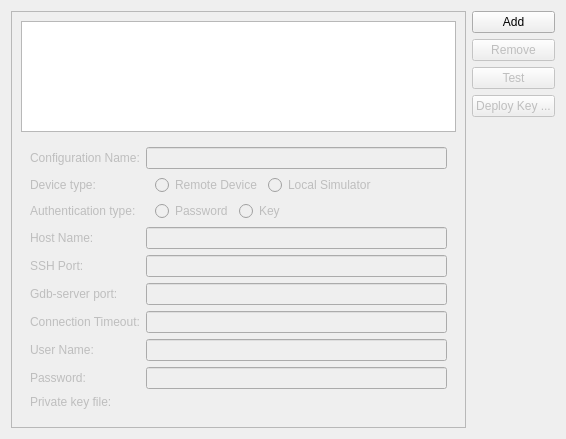
Before: the Qt Designer form src/plugins/qt4projectmanager/qt-maemo/maemosettingswidget.ui in qt-creator/qt-creator, drawn with Qt 5.
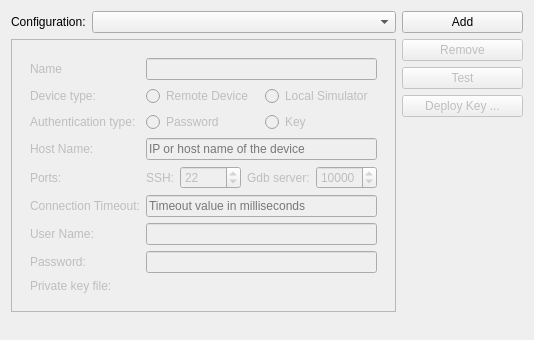
After: the same form once the commit is applied. Custom widgets are drawn as their Qt base class.

Commit message:
Change the behavior of the Maemo settings widget
- Remove ListView by ComboBox. Uses less space
- Ports are now spinboxes, to allow for better input validation

What changed in the file:
```diff
--- a/src/plugins/qt4projectmanager/qt-maemo/maemosettingswidget.ui
+++ b/src/plugins/qt4projectmanager/qt-maemo/maemosettingswidget.ui
@@ -6,15 +6,93 @@
    <rect>
     <x>0</x>
     <y>0</y>
-    <width>566</width>
-    <height>439</height>
+    <width>534</width>
+    <height>340</height>
    </rect>
   </property>
   <property name="windowTitle">
    <string>Maemo Device Configurations</string>
   </property>
-  <layout class="QHBoxLayout" name="horizontalLayout">
-   <item>
+  <layout class="QGridLayout" name="gridLayout">
+   <item row="0" column="0" colspan="2">
+    <layout class="QFormLayout" name="formLayout">
+     <item row="0" column="0">
+      <widget class="QLabel" name="label">
+       <property name="text">
+        <string>Configuration:</string>
+       </property>
+      </widget>
+     </item>
+     <item row="0" column="1">
+      <widget class="QComboBox" name="configurationComboBox">
+       <property name="sizePolicy">
+        <sizepolicy hsizetype="MinimumExpanding" vsizetype="Fixed">
+         <horstretch>0</horstretch>
+         <verstretch>0</verstretch>
+        </sizepolicy>
+       </property>
+       <property name="editable">
+        <bool>false</bool>
+       </property>
+      </widget>
+     </item>
+    </layout>
+   </item>
+   <item row="0" column="2" rowspan="2">
+    <layout class="QVBoxLayout" name="verticalLayout">
+     <item>
+      <widget class="QPushButton" name="addConfigButton">
+       <property name="text">
+        <string>Add</string>
+       </property>
+      </widget>
+     </item>
+     <item>
+      <widget class="QPushButton" name="removeConfigButton">
+       <property name="enabled">
+        <bool>false</bool>
+       </property>
+       <property name="text">
+        <string>Remove</string>
+       </property>
+      </widget>
+     </item>
+     <item>
+      <widget class="QPushButton" name="testConfigButton">
+       <property name="enabled">
+        <bool>false</bool>
+       </property>
+       <property name="text">
+        <string>Test</string>
+       </property>
+      </widget>
+     </item>
+     <item>
+      <widget class="QPushButton" name="deployKeyButton">
+       <property name="enabled">
+        <bool>false</bool>
+       </property>
+       <property name="text">
+        <string>Deploy Key ...</string>
+       </property>
+      </widget>
+     </item>
+     <item>
+      <spacer name="verticalSpacer">
+       <property name="orientation">
+        <enum>Qt::Vertical</enum>
+       </property>
+       <property name="sizeHint" stdset="0">
+        <size>
+         <width>20</width>
+         <height>40</height>
+        </size>
+       </property>
+      </spacer>
+     </item>
+    </layout>
+   </item>
+   <item row="1" column="0" colspan="2">
     <widget class="QFrame" name="frame">
      <property name="frameShape">
       <enum>QFrame::StyledPanel</enum>
@@ -23,22 +101,22 @@
       <enum>QFrame::Raised</enum>
      </property>
      <layout class="QVBoxLayout" name="verticalLayout_2">
-      <item>
-       <widget class="QListWidget" name="configListWidget"/>
-      </item>
       <item>
        <widget class="QWidget" name="detailsWidget" native="true">
         <property name="enabled">
          <bool>false</bool>
         </property>
-        <layout class="QFormLayout" name="formLayout">
-         <property name="fieldGrowthPolicy">
-          <enum>QFormLayout::ExpandingFieldsGrow</enum>
-         </property>
+        <property name="sizePolicy">
+         <sizepolicy hsizetype="Preferred" vsizetype="MinimumExpanding">
+          <horstretch>0</horstretch>
+          <verstretch>0</verstretch>
+         </sizepolicy>
+        </property>
+        <layout class="QFormLayout" name="formLayout_2">
          <item row="0" column="0">
-          <widget class="QLabel" name="label">
+          <widget class="QLabel" name="deviceTypeLabel_2">
            <property name="text">
-            <string>Configuration Name:</string>
+            <string>Name</string>
            </property>
           </widget>
          </item>
@@ -55,10 +133,7 @@
          <item row="1" column="1">
           <widget class="QWidget" name="deviceTypeButtonsWidget" native="true">
            <layout class="QHBoxLayout" name="horizontalLayout_2">
-            <property name="topMargin">
-             <number>0</number>
-            </property>
-            <property name="bottomMargin">
+            <property name="margin">
              <number>0</number>
             </property>
             <item>
@@ -88,10 +163,7 @@
          <item row="2" column="1">
           <widget class="QWidget" name="authTypeButtonsWidget" native="true">
            <layout class="QHBoxLayout" name="horizontalLayout_3">
-            <property name="topMargin">
-             <number>0</number>
-            </property>
-            <property name="bottomMargin">
+            <property name="margin">
              <number>0</number>
             </property>
             <item>
@@ -119,131 +191,126 @@
           </widget>
          </item>
          <item row="3" column="1">
-          <widget class="QLineEdit" name="hostLineEdit"/>
+          <widget class="QLineEdit" name="hostLineEdit">
+           <property name="placeholderText">
+            <string>IP or host name of the device</string>
+           </property>
+          </widget>
          </item>
          <item row="4" column="0">
           <widget class="QLabel" name="label_4">
            <property name="text">
-            <string>SSH Port:</string>
+            <string>Ports:</string>
            </property>
           </widget>
          </item>
          <item row="4" column="1">
-          <widget class="QLineEdit" name="sshPortLineEdit"/>
+          <layout class="QHBoxLayout" name="horizontalLayout_4">
+           <item>
+            <widget class="QLabel" name="label_7">
+             <property name="text">
+              <string>SSH:</string>
+             </property>
+            </widget>
+           </item>
+           <item>
+            <widget class="QSpinBox" name="sshPortSpinBox">
+             <property name="minimum">
+              <number>0</number>
+             </property>
+             <property name="maximum">
+              <number>65535</number>
+             </property>
+             <property name="value">
+              <number>22</number>
+             </property>
+            </widget>
+           </item>
+           <item>
+            <widget class="QLabel" name="label_2">
+             <property name="text">
+              <string>Gdb server:</string>
+             </property>
+            </widget>
+           </item>
+           <item>
+            <widget class="QSpinBox" name="gdbServerPortSpinBox">
+             <property name="maximum">
+              <number>65535</number>
+             </property>
+             <property name="value">
+              <number>10000</number>
+             </property>
+            </widget>
+           </item>
+          </layout>
          </item>
-         <item row="6" column="0">
+         <item row="5" column="0">
           <widget class="QLabel" name="label_5">
            <property name="text">
             <string>Connection Timeout:</string>
            </property>
           </widget>
          </item>
-         <item row="6" column="1">
-          <widget class="QLineEdit" name="timeoutLineEdit"/>
+         <item row="5" column="1">
+          <widget class="QLineEdit" name="timeoutLineEdit">
+           <property name="placeholderText">
+            <string>Timeout value in milliseconds</string>
+           </property>
+          </widget>
          </item>
-         <item row="7" column="0">
+         <item row="6" column="0">
           <widget class="QLabel" name="label_6">
            <property name="text">
             <string>User Name:</string>
            </property>
           </widget>
          </item>
-         <item row="7" column="1">
+         <item row="6" column="1">
           <widget class="QLineEdit" name="userLineEdit"/>
          </item>
-         <item row="8" column="0">
+         <item row="7" column="0">
           <widget class="QLabel" name="passwordLabel">
            <property name="text">
             <string>Password:</string>
            </property>
           </widget>
          </item>
-         <item row="8" column="1">
+         <item row="7" column="1">
           <widget class="QLineEdit" name="pwdLineEdit">
            <property name="echoMode">
             <enum>QLineEdit::Password</enum>
            </property>
           </widget>
          </item>
-         <item row="9" column="0">
+         <item row="8" column="0">
           <widget class="QLabel" name="keyLabel">
            <property name="text">
             <string>Private key file:</string>
            </property>
           </widget>
          </item>
-         <item row="9" column="1">
+         <item row="8" column="1">
           <widget class="Utils::PathChooser" name="keyFileLineEdit" native="true"/>
          </item>
-         <item row="5" column="0">
-          <widget class="QLabel" name="gdbServerPortLabel">
-           <property name="text">
-            <string>Gdb-server port:</string>
-           </property>
-          </widget>
-         </item>
-         <item row="5" column="1">
-          <widget class="QLineEdit" name="gdbServerPortLineEdit"/>
-         </item>
         </layout>
        </widget>
       </item>
      </layout>
     </widget>
    </item>
-   <item>
-    <layout class="QVBoxLayout" name="verticalLayout">
-     <item>
-      <widget class="QPushButton" name="addConfigButton">
-       <property name="text">
-        <string>Add</string>
-       </property>
-      </widget>
-     </item>
-     <item>
-      <widget class="QPushButton" name="removeConfigButton">
-       <property name="enabled">
-        <bool>false</bool>
-       </property>
-       <property name="text">
-        <string>Remove</string>
-       </property>
-      </widget>
-     </item>
-     <item>
-      <widget class="QPushButton" name="testConfigButton">
-       <property name="enabled">
-        <bool>false</bool>
-       </property>
-       <property name="text">
-        <string>Test</string>
-       </property>
-      </widget>
-     </item>
-     <item>
-      <widget class="QPushButton" name="deployKeyButton">
-       <property name="enabled">
-        <bool>false</bool>
-       </property>
-       <property name="text">
-        <string>Deploy Key ...</string>
-       </property>
-      </widget>
-     </item>
-     <item>
-      <spacer name="verticalSpacer">
-       <property name="orientation">
-        <enum>Qt::Vertical</enum>
-       </property>
-       <property name="sizeHint" stdset="0">
-        <size>
-         <width>20</width>
-         <height>40</height>
-        </size>
-       </property>
-      </spacer>
-     </item>
-    </layout>
+   <item row="2" column="1">
+    <spacer name="verticalSpacer_2">
+     <property name="orientation">
+      <enum>Qt::Vertical</enum>
+     </property>
+     <property name="sizeHint" stdset="0">
+      <size>
+       <width>20</width>
+       <height>40</height>
+      </size>
+     </property>
+    </spacer>
    </item>
   </layout>
  </widget>
```
Left out of the diff: 131 changed lines with no effect on the pictures. The commit also changes 2 other files.
